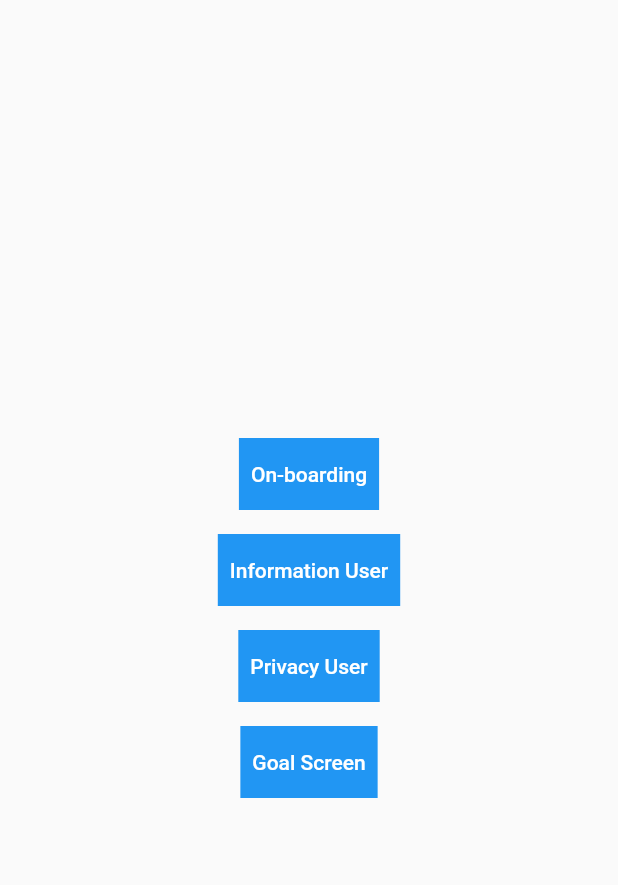
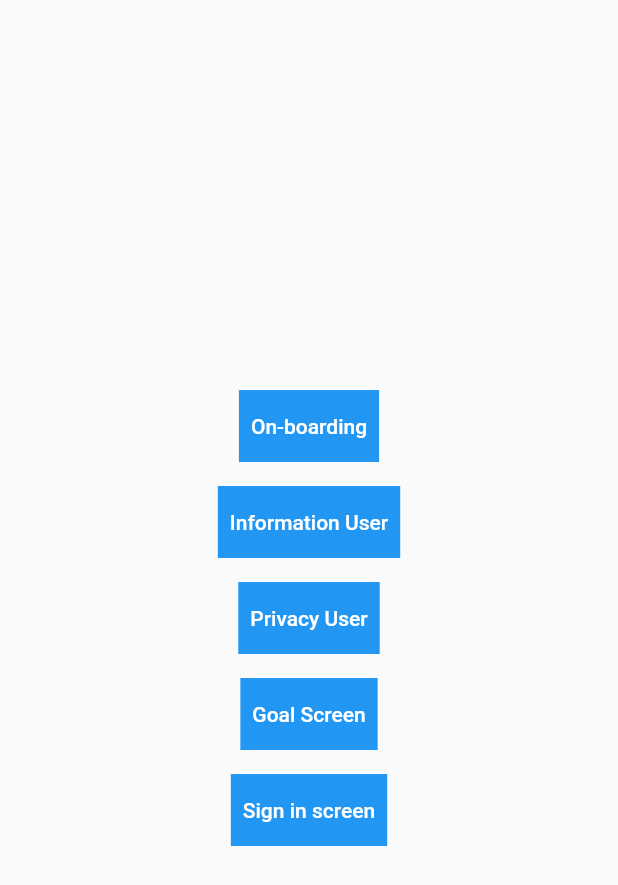
Before and after one commit to SonNguyen9720/plan_meal_app, a Flutter app: the screen it shows after launch, on a phone screen of 412 x 824 dp. Shown: the top 885 px of the screen. Run offline on Flutter 3.47's test engine with Material 2 defaults, Android fonts, the phone set to English and light mode, and no system bars; our stand-ins replace bloc, carousel_slider, device_preview, equatable, flutter_bloc, flutter_svg and 3 more; Roboto replaces fonts that are missing (Signika).

Commit message:
add sign in screen

```diff
--- a/lib/config/routes.dart
+++ b/lib/config/routes.dart
@@ -4,6 +4,7 @@ import 'package:flutter/material.dart';
 import 'package:plan_meal_app/presentation/features/information_user/goal/goal.dart';
 import 'package:plan_meal_app/presentation/features/information_user/privacy/privacy_screen.dart';
 import 'package:plan_meal_app/presentation/features/list_feature.dart';
+import 'package:plan_meal_app/presentation/features/sign_in/sign_in_screen.dart';
 
 class PlanMealRoutes {
   static const splashScreen = '/';
@@ -12,6 +13,7 @@ class PlanMealRoutes {
   static const informationUserName = 'informationUserName';
   static const informationUserPrivacy = 'informationUserPrivacy';
   static const informationUserGoal = 'informationUserGoal';
+  static const signIn = 'signIn';
 }
 
 class Routers {
@@ -25,6 +27,8 @@ class Routers {
             builder: (_) => PrivacyScreen(userName: userName));
       case PlanMealRoutes.informationUserGoal:
         return MaterialPageRoute(builder: (_) => GoalScreen());
+      case PlanMealRoutes.signIn:
+        return MaterialPageRoute(builder: (_) => SignIn());
       default:
         return MaterialPageRoute(
             builder: (_) => Scaffold(
--- a/lib/presentation/features/list_feature.dart
+++ b/lib/presentation/features/list_feature.dart
@@ -46,6 +46,22 @@ class ListFeatures extends StatelessWidget {
                       )),
                 ),
               ),
+              Padding(
+                padding: const EdgeInsets.all(8.0),
+                child: Container(
+                  color: Colors.blue,
+                  child: TextButton(
+                      onPressed: () {
+                        Navigator.of(context).pushNamed(
+                          PlanMealRoutes.signIn,
+                        );
+                      },
+                      child: const Text(
+                        "Sign in screen",
+                        style: TextStyle(color: Colors.white),
+                      )),
+                ),
+              ),
             ],
           ),
         ),
--- /dev/null
+++ b/lib/presentation/features/sign_in/sign_in.dart
@@ -0,0 +1,3 @@
+export 'sign_in_bloc.dart';
+export 'sign_in_event.dart';
+export 'sign_in_state.dart';
```
Also changed, not shown: lib/presentation/features/sign_in/sign_in_screen.dart (added, +15 -0 lines), lib/presentation/features/sign_in/sign_in_state.dart (added, +21 -0 lines), lib/presentation/features/sign_in/sign_in_bloc.dart (added), lib/presentation/features/sign_in/sign_in_event.dart (added).
